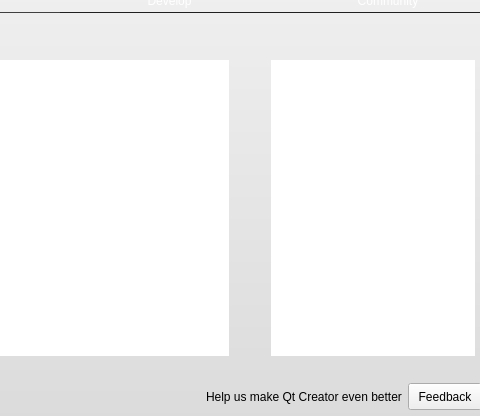
The window that src/plugins/coreplugin/welcomemode.ui (qt-creator/qt-creator) describes before a commit, drawn with Qt 5; both pictures show x 262 to 742 and y 181 to 597 of the 864 by 690 pixel window.
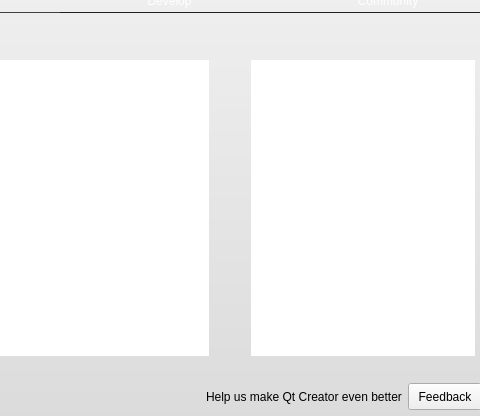
The same window after the commit. The open tabs and pages were chosen to show the change. Icons and pictures are not drawn. Custom widgets are drawn as their Qt base class.

Commit message: Finetune the width for the largely bigger fonts on the mac.

What changed in the file:
```diff
--- a/src/plugins/coreplugin/welcomemode.ui
+++ b/src/plugins/coreplugin/welcomemode.ui
@@ -967,7 +967,7 @@
                   </property>
                   <property name="minimumSize">
                    <size>
-                    <width>360</width>
+                    <width>340</width>
                     <height>0</height>
                    </size>
                   </property>
```
